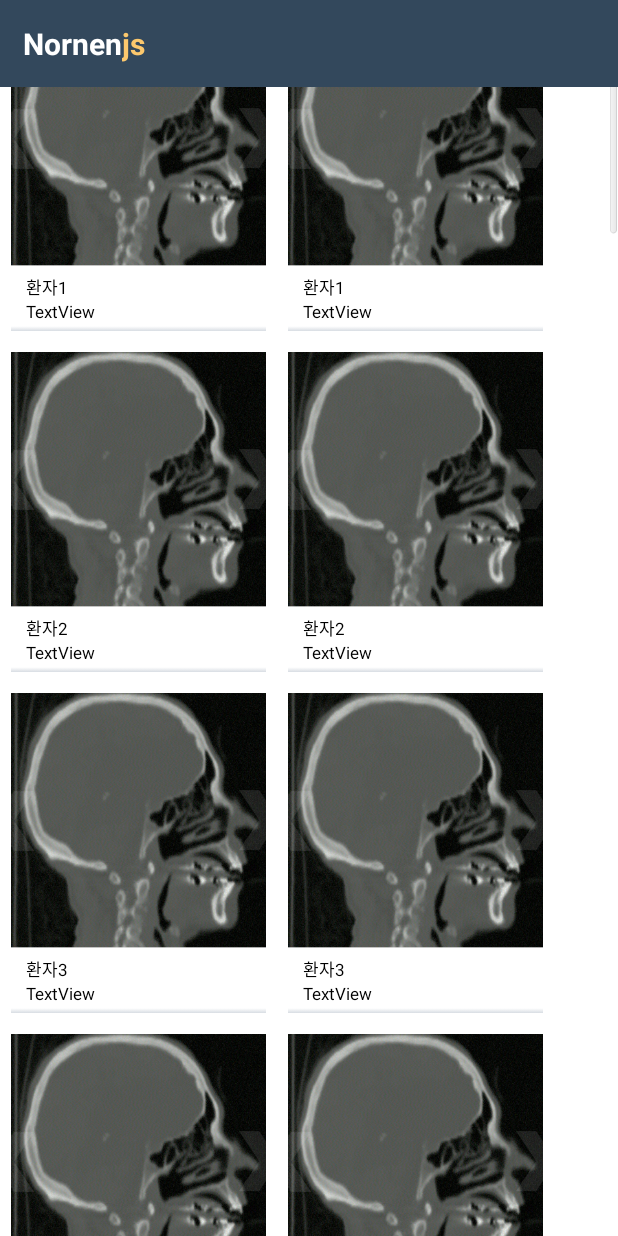
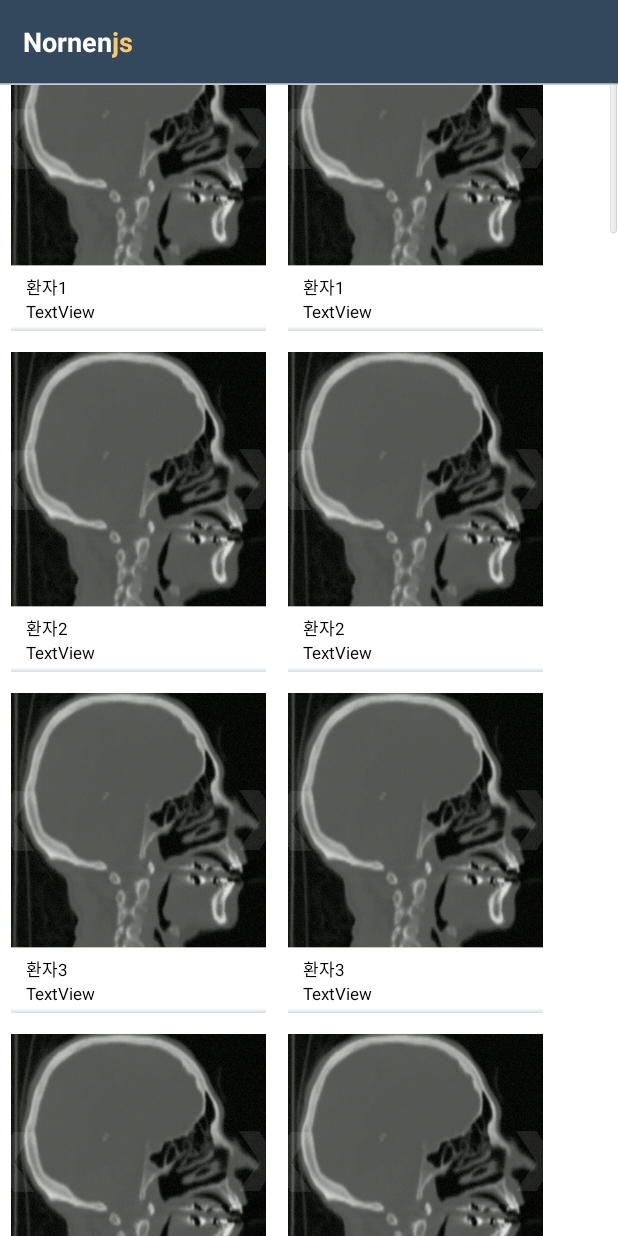
Before and after one commit to Francis0121/nornenjs.v3, an Android app: the VolumeList screen opened directly, with no data from a screen before it, on a phone screen of 412 x 824 dp. Run offline under Robolectric (Android 15) with nearby library versions, the phone set to English and light mode, and no system bars; libraries missing offline, so code that uses them is left out: com.nineoldandroids.view.

Commit message:
clean code

```diff
--- a/client-ndk/app/src/main/res/drawable-hdpi/selector_poppyview.xml
+++ b/client-ndk/app/src/main/res/drawable-hdpi/selector_poppyview.xml
@@ -1,7 +1,19 @@
 <?xml version="1.0" encoding="utf-8"?>
 <selector xmlns:android="http://schemas.android.com/apk/res/android" android:exitFadeDuration="@android:integer/config_mediumAnimTime">
 
-    <item android:drawable="@color/selector_poppyview_pressed" android:state_pressed="true"/>
-    <item android:drawable="@color/selector_poppyview_default"/>
+
+
+    <item>
+        <shape android:shape="rectangle">
+            <gradient
+                    android:angle="-90"
+                    android:startColor="#33485c"
+                    android:endColor="#d8dde3"
+                    android:centerColor="#33485c"
+                    android:centerY="0.95"
+                    />
+
+        </shape>
+    </item>
 
 </selector>
--- a/client-ndk/app/src/main/res/layout/activity_volume_list.xml
+++ b/client-ndk/app/src/main/res/layout/activity_volume_list.xml
@@ -13,7 +13,7 @@
               android:fontFamily="sans-serif-thin"
               android:padding="15dp"
               android:textColor="@android:color/white"
-              android:textSize="18sp" />
+              android:textSize="19sp" />
 
     <FrameLayout
             android:id="@+id/previewFragment"
--- a/client-ndk/app/src/main/res/layout/poppyview.xml
+++ b/client-ndk/app/src/main/res/layout/poppyview.xml
@@ -2,13 +2,13 @@
                 xmlns:tools="http://schemas.android.com/tools"
                 android:layout_width="match_parent"
                 android:layout_height="wrap_content"
-                android:background="@drawable/selector_poppyview">
+                android:background="#33485c">
 
     <TextView
             android:id="@+id/title1"
             android:layout_width="wrap_content"
             android:layout_height="wrap_content"
-            android:textSize="20sp"
+            android:textSize="18sp"
             android:textStyle="bold"
             android:paddingTop="15dp"
             android:paddingBottom="15dp"
@@ -23,7 +23,7 @@
             android:paddingTop="15dp"
             android:paddingBottom="15dp"
             android:textColor="#fcc86d"
-            android:textSize="20sp"
+            android:textSize="18sp"
             android:textStyle="bold"
             android:text="js"/>
 
```
Also changed, not shown: client-ndk/app/src/main/java/com/nornenjs/android/ImageAdapter.java (+3 -20 lines), client-ndk/app/src/main/java/com/nornenjs/android/MainActivity.java (+0 -22 lines), client-ndk/app/src/main/java/com/nornenjs/android/NotifyingScrollView.java (+0 -38 lines), client-ndk/app/src/main/java/com/nornenjs/android/VolumeList.java (+0 -20 lines), 3 other files.
